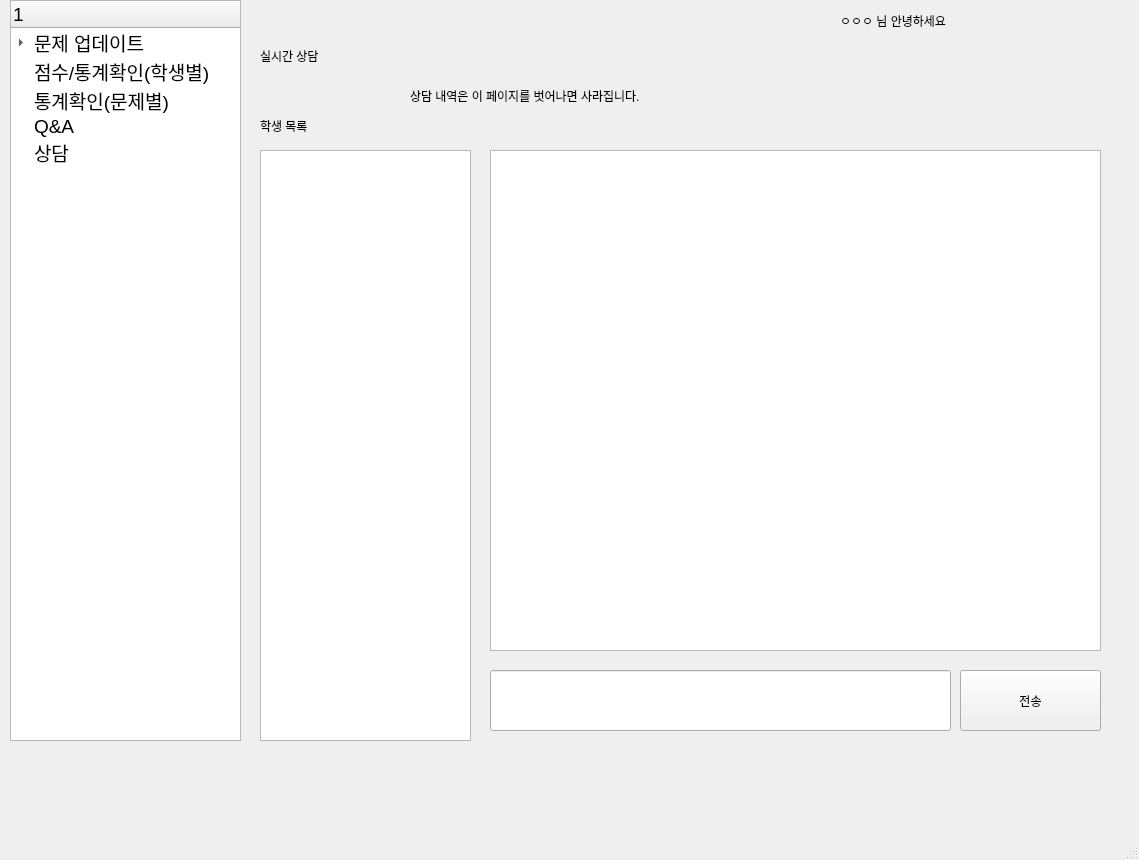
Before: the Qt Designer form Teacher.ui in gitaeyu/Education_app, drawn with Qt 5.
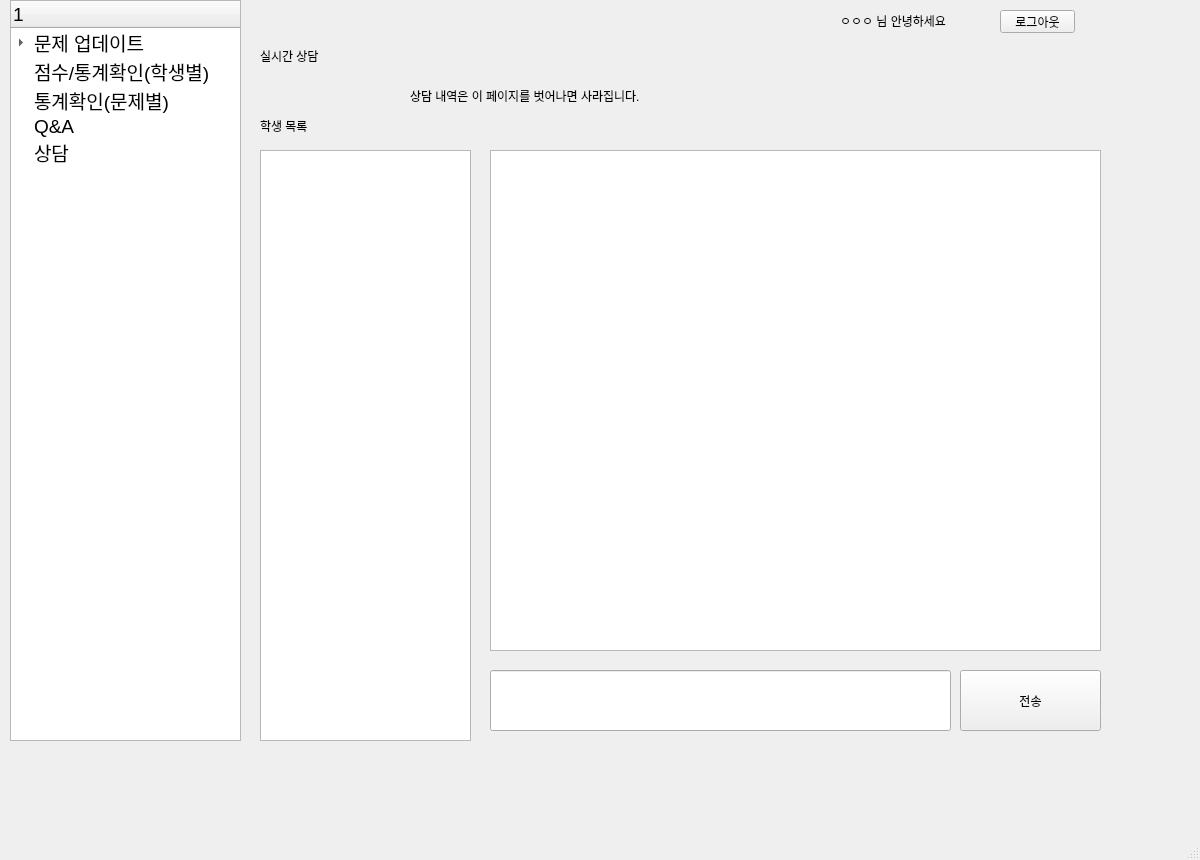
After: the same form once the commit is applied. The open tabs and pages were chosen to show the change.

Patch:
```diff
--- a/Teacher.ui
+++ b/Teacher.ui
@@ -6,7 +6,7 @@
    <rect>
     <x>0</x>
     <y>0</y>
-    <width>1139</width>
+    <width>1200</width>
     <height>860</height>
    </rect>
   </property>
@@ -1193,6 +1193,19 @@
        <string>ㅇㅇㅇ 님 안녕하세요</string>
       </property>
      </widget>
+     <widget class="QPushButton" name="logout_btn">
+      <property name="geometry">
+       <rect>
+        <x>1000</x>
+        <y>10</y>
+        <width>75</width>
+        <height>23</height>
+       </rect>
+      </property>
+      <property name="text">
+       <string>로그아웃</string>
+      </property>
+     </widget>
     </widget>
    </widget>
   </widget>
```
Left out of the diff: 7 changed lines with no effect on the pictures.
